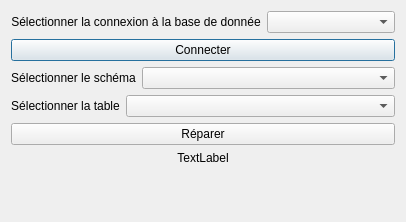
This is Outil-Socle-MOS/socle_mos/interface_repair.ui in SIRS-CLS/mos-adeupa-ce as Qt 5 draws it before an edit. The edited form follows.
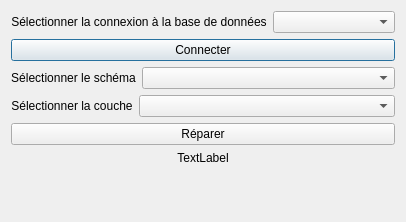
This is the edited form.

The edit to the form file:
```diff
--- a/Outil-Socle-MOS/socle_mos/interface_repair.ui
+++ b/Outil-Socle-MOS/socle_mos/interface_repair.ui
@@ -28,7 +28,7 @@
         <enum>Qt::LeftToRight</enum>
        </property>
        <property name="text">
-        <string>Sélectionner la connexion à la base de donnée</string>
+        <string>Sélectionner la connexion à la base de données</string>
        </property>
        <property name="alignment">
         <set>Qt::AlignCenter</set>
@@ -87,7 +87,7 @@
         </sizepolicy>
        </property>
        <property name="text">
-        <string>Sélectionner la table</string>
+        <string>Sélectionner la couche</string>
        </property>
        <property name="alignment">
         <set>Qt::AlignCenter</set>
```
